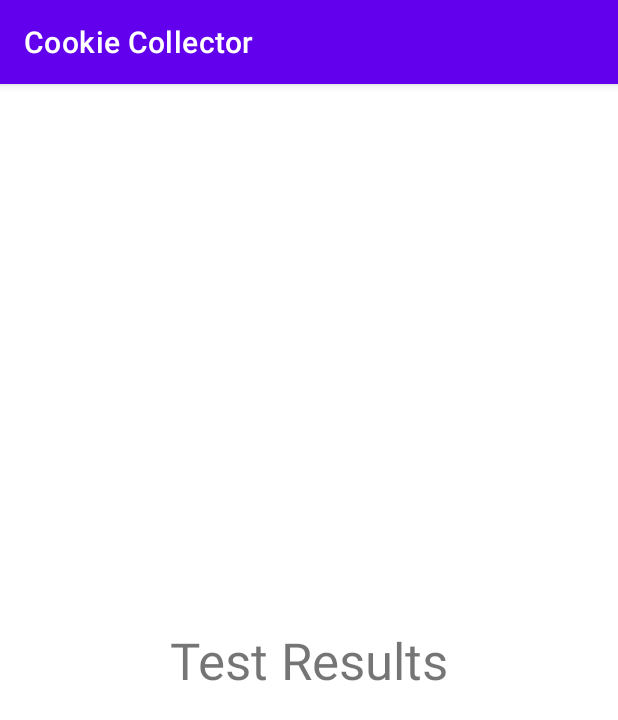
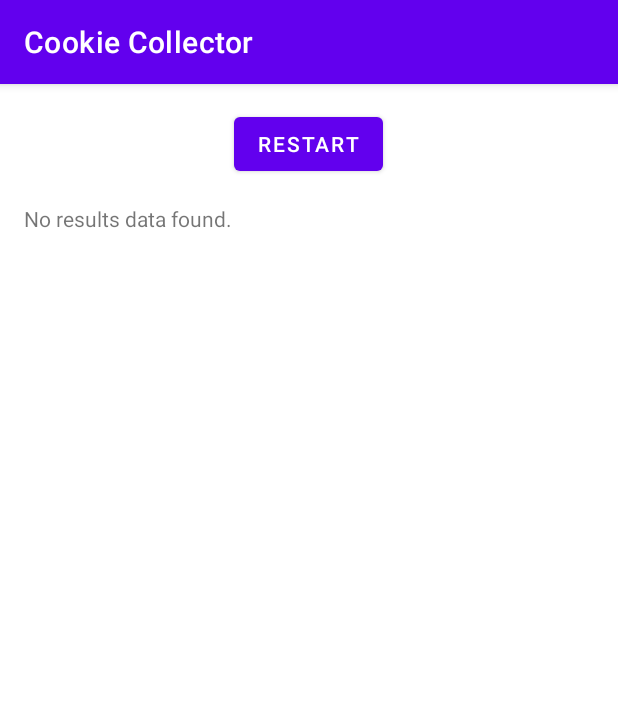
Before and after one commit to LuluBiSyo/CookieCollector, an Android app: the ResultsActivity screen opened directly, with no data from a screen before it, on a phone screen of 412 x 824 dp. Shown: the top 720 px of the screen. Run offline under Robolectric (Android 15) with nearby library versions, the phone set to English and light mode, and no system bars.

Commit message:
pass results to result screen

```diff
--- a/app/src/main/java/com/example/cookiecollector/ResultsActivity.java
+++ b/app/src/main/java/com/example/cookiecollector/ResultsActivity.java
@@ -1,6 +1,11 @@
 package com.example.cookiecollector;
 
+import android.content.Intent;
 import android.os.Bundle;
+import android.view.View;
+import android.widget.Button;
+import android.widget.TextView; // Import TextView
+
 import androidx.appcompat.app.AppCompatActivity;
 
 public class ResultsActivity extends AppCompatActivity {
@@ -9,5 +14,33 @@ public class ResultsActivity extends AppCompatActivity {
     protected void onCreate(Bundle savedInstanceState) {
         super.onCreate(savedInstanceState);
         setContentView(R.layout.activity_results);
+
+        // Find the views
+        Button restartButton = findViewById(R.id.restartButton);
+        TextView resultsTextView = findViewById(R.id.resultsTextView);
+
+        // Get the Intent that started this activity
+        Intent intent = getIntent();
+        // Retrieve the string data using the same key
+        String resultsData = intent.getStringExtra("key_results_data");
+
+        // Set the text of the TextView to the results data
+        if (resultsData != null && !resultsData.isEmpty()) {
+            resultsTextView.setText(resultsData);
+        } else {
+            resultsTextView.setText("No results data found.");
+        }
+
+        // Set an OnClickListener for the restart button
+        restartButton.setOnClickListener(new View.OnClickListener() {
+            @Override
+            public void onClick(View v) {
+                // Create an Intent to go back to MainActivity
+                Intent intent = new Intent(ResultsActivity.this, MainActivity.class);
+                intent.addFlags(Intent.FLAG_ACTIVITY_CLEAR_TOP | Intent.FLAG_ACTIVITY_NEW_TASK);
+                startActivity(intent);
+                finish(); // Finish the current ResultsActivity
+            }
+        });
     }
 }
--- a/app/src/main/res/layout/activity_results.xml
+++ b/app/src/main/res/layout/activity_results.xml
@@ -1,16 +1,31 @@
-<?xml version="1.0" encoding="utf-8"?><RelativeLayout xmlns:android="http://schemas.android.com/apk/res/android"
+<?xml version="1.0" encoding="utf-8"?>
+<RelativeLayout xmlns:android="http://schemas.android.com/apk/res/android"
     xmlns:tools="http://schemas.android.com/tools"
     android:layout_width="match_parent"
     android:layout_height="match_parent"
     android:padding="16dp"
     tools:context=".ResultsActivity">
 
-    <TextView
-        android:id="@+id/resultsTextView"
+    <Button
+        android:id="@+id/restartButton"
         android:layout_width="wrap_content"
         android:layout_height="wrap_content"
-        android:layout_centerInParent="true"
-        android:text="Test Results"
-        android:textSize="34sp" />
+        android:layout_alignParentTop="true"
+        android:layout_centerHorizontal="true"
+        android:text="Restart" />
+
+    <ScrollView
+        android:layout_width="match_parent"
+        android:layout_height="match_parent"
+        android:layout_below="@id/restartButton"
+        android:layout_marginTop="16dp">
+
+        <TextView
+            android:id="@+id/resultsTextView"
+            android:layout_width="match_parent"
+            android:layout_height="wrap_content"
+            android:textSize="14sp"
+            tools:text="Trial, Distance, Size of Cooke, Duration(s), Success\n0, 123.4, 20, 0.5, true\n..." />
+    </ScrollView>
 
 </RelativeLayout>
```
Also changed, not shown: app/src/main/java/com/example/cookiecollector/GameActivity.java (+36 -1 lines).
